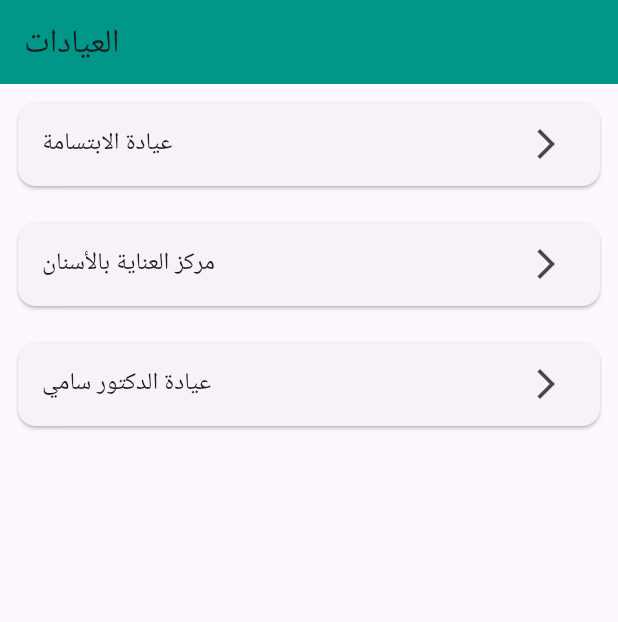
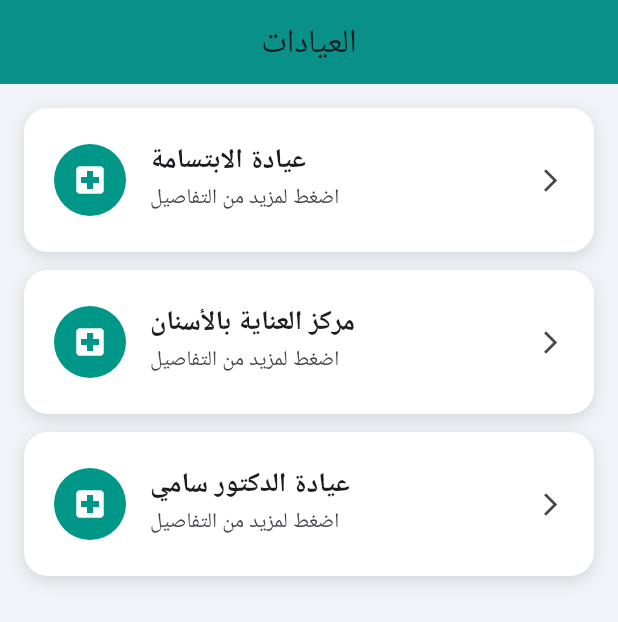
Before and after one commit to JehadAtieh/dental_booking_app, a Flutter app: the ClinicsPage screen opened directly, on a phone screen of 412 x 824 dp. Shown: the top 622 px of the screen. Run offline on Flutter 3.47's test engine with Material 3 defaults, Android fonts, the light colour scheme and no system bars.

Commit message:
Enhance clinic list UI with improved card design

```diff
--- a/lib/view/clinics_page.dart
+++ b/lib/view/clinics_page.dart
@@ -15,21 +15,52 @@ class ClinicsPage extends StatelessWidget {
       appBar: AppBar(
         title: const Text('العيادات'),
         backgroundColor: Colors.teal,
+        centerTitle: true,
+        elevation: 4,
       ),
-      body: ListView.builder(
+      backgroundColor: const Color(0xFFF0F4F8),
+      body: Padding(
+        padding: const EdgeInsets.all(16.0),
+        child: ListView.separated(
           itemCount: clinics.length,
+          separatorBuilder: (context, index) => const SizedBox(height: 12),
           itemBuilder: (context, index) {
-          return Card(
-            margin: const EdgeInsets.all(12),
+            return Container(
+              decoration: BoxDecoration(
+                color: Colors.white,
+                borderRadius: BorderRadius.circular(16),
+                boxShadow: [
+                  BoxShadow(
+                    color: Colors.black12,
+                    blurRadius: 8,
+                    offset: const Offset(0, 3),
+                  ),
+                ],
+              ),
               child: ListTile(
-              title: Text(clinics[index]),
-              trailing: const Icon(Icons.arrow_forward_ios),
+                contentPadding:
+                const EdgeInsets.symmetric(horizontal: 20, vertical: 12),
+                leading: const CircleAvatar(
+                  radius: 24,
+                  backgroundColor: Colors.teal,
+                  child: Icon(Icons.local_hospital, color: Colors.white),
+                ),
+                title: Text(
+                  clinics[index],
+                  style: const TextStyle(
+                    fontWeight: FontWeight.bold,
+                    fontSize: 18,
+                  ),
+                ),
+                subtitle: const Text('اضغط لمزيد من التفاصيل'),
+                trailing: const Icon(Icons.arrow_forward_ios, size: 18),
                 onTap: () {
                 },
               ),
             );
           },
         ),
+      ),
     );
   }
 }
```
Lines whose indentation alone changed are shown as unchanged.
